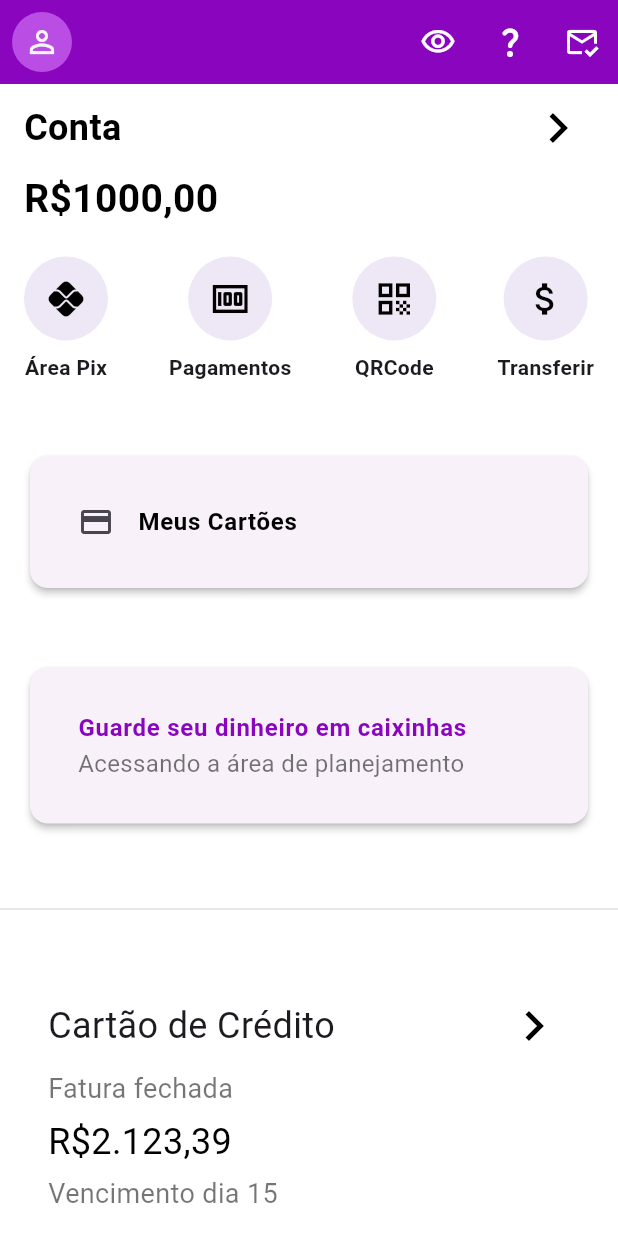
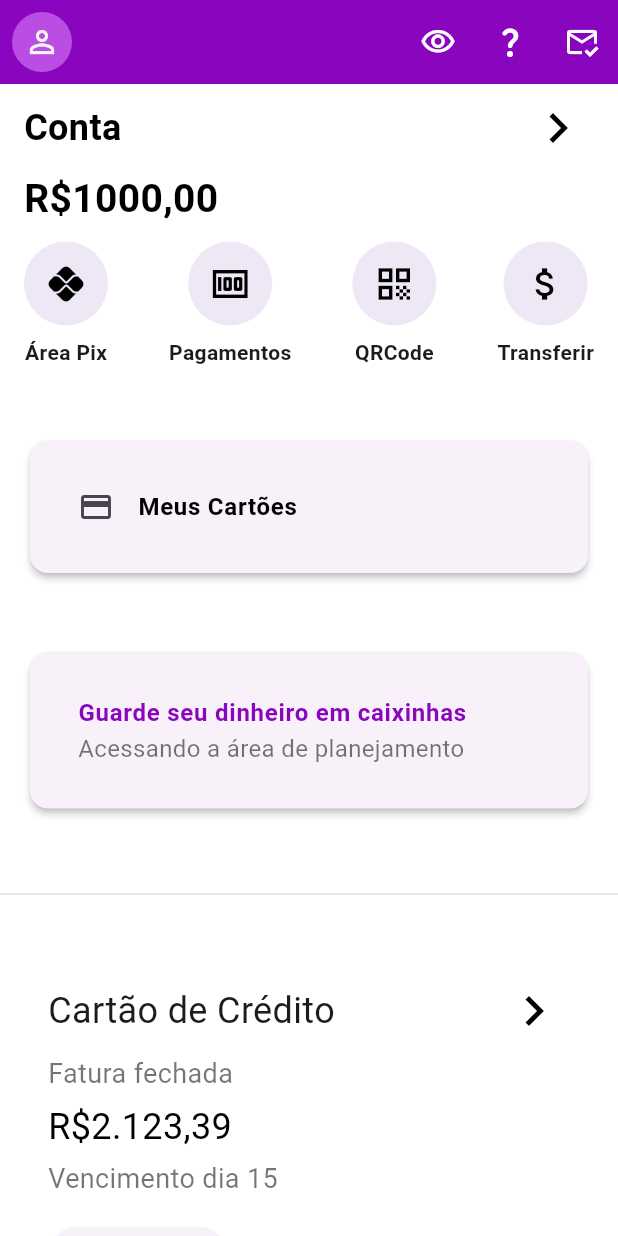
Before and after one commit to Cauasebastian/nubankUI, a Flutter app: the screen it shows after launch, on a phone screen of 412 x 824 dp. Run offline on Flutter 3.47's test engine with Material 3 defaults, Android fonts, the phone set to English and light mode, and no system bars.

Commit message:
cor do "Renegociar" Idêntica ao da tela1 e reduzido padding de uma sizedbox

```diff
--- a/nubank_ui/lib/main.dart
+++ b/nubank_ui/lib/main.dart
@@ -79,7 +79,7 @@ class HomePage extends StatelessWidget {
                 ),
               ),
             ),
-            const SizedBox(height: 20), // Espaçamento reduzido para 20px
+            const SizedBox(height: 10), // Espaçamento reduzido para 10px
 
             // Botões principais
             Padding(
@@ -318,10 +318,12 @@ class HomePage extends StatelessWidget {
             ],
             if (buttonLabel.isNotEmpty) ...[
               const SizedBox(height: 15), // Espaçamento ajustado para 15px
+
+              //Botao de Renegociar
               ElevatedButton(
                 onPressed: onPressed,
                 style: ElevatedButton.styleFrom(
-                  backgroundColor: Colors.deepPurple[50], // Cor corrigida e mantida
+                  backgroundColor: Color(0xFFF7F2FA), // Cor cinza clara levemente rosado,como na tela 1
                 ),
                 child: Text(
                   buttonLabel,
```
